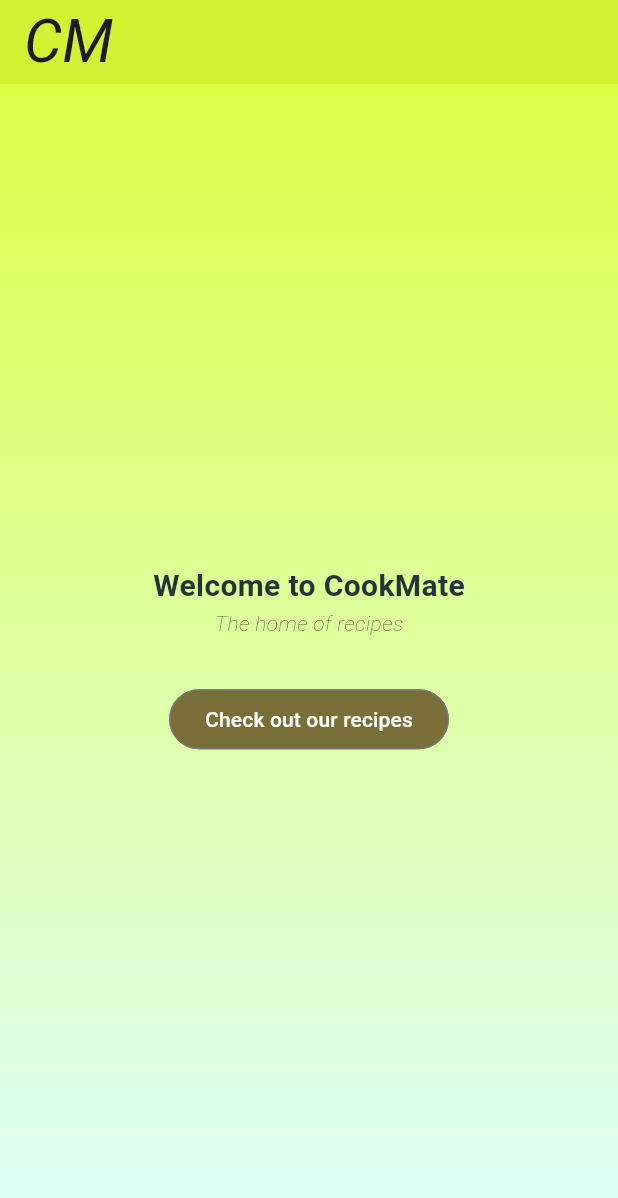
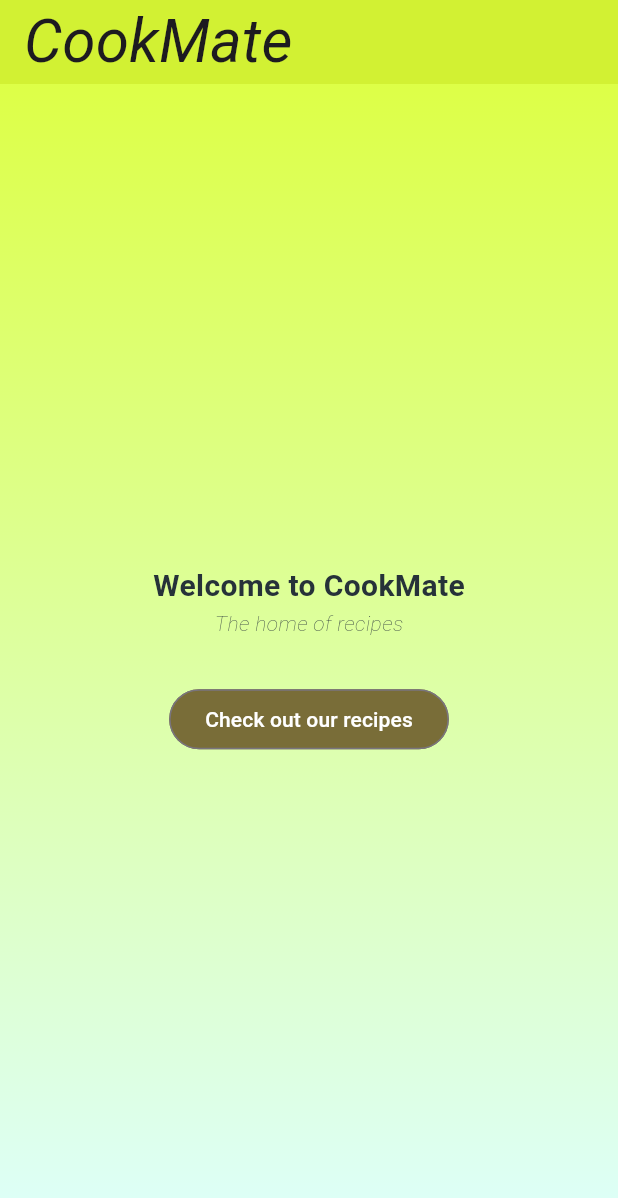
Before and after one commit to HarlabE/Cookmate-recipe-app, a Flutter app: the screen it shows after launch, on a phone screen of 412 x 824 dp. Shown: the top 1198 px of the screen. Run offline on Flutter 3.47's test engine with Material 3 defaults, Android fonts, the phone set to English and light mode, and no system bars.

Commit message:
i changed the logo from CM to CookMate

```diff
--- a/lib/main.dart
+++ b/lib/main.dart
@@ -26,7 +26,7 @@ class RecipeHomePage extends StatelessWidget {
     return Scaffold(
       appBar: AppBar(
         title: const Text(
-          'CM',
+          'CookMate',
           style: TextStyle(fontSize: 40, fontStyle: FontStyle.italic),
         ),
         backgroundColor: const Color.fromARGB(255, 210, 241, 51),
```
